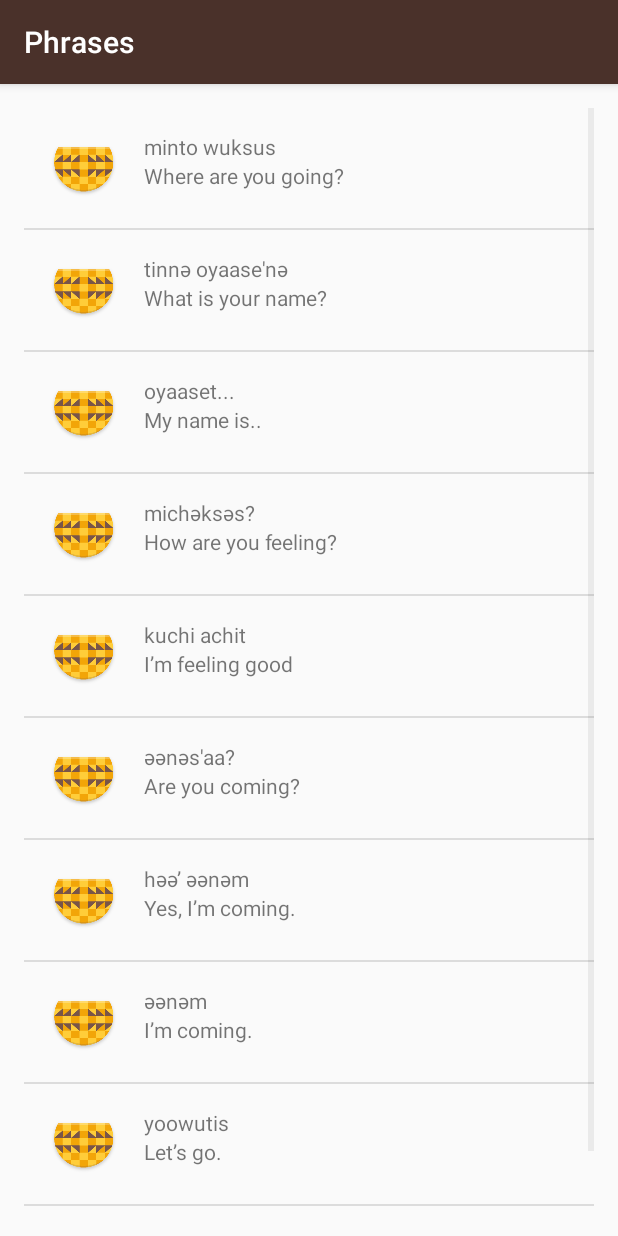
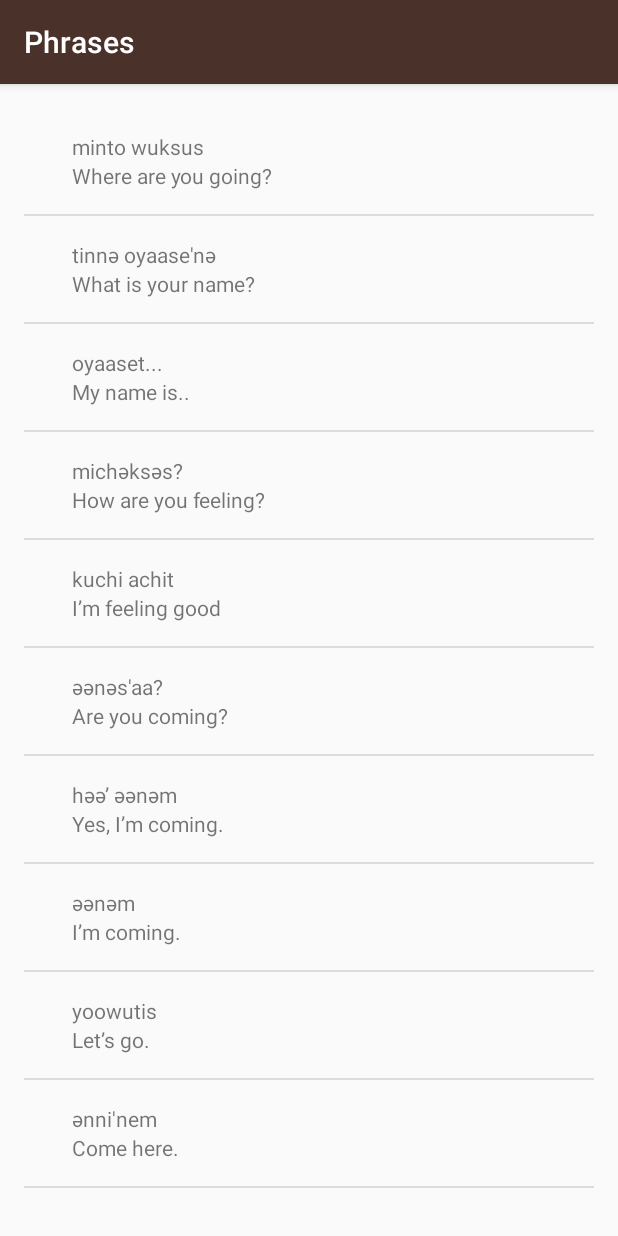
Before and after one commit to sergioko737/Miwok, an Android app: the PhrasesActivity screen opened directly, with no data from a screen before it, on a phone screen of 412 x 824 dp. Run offline under Robolectric (Android 15) with nearby library versions, the phone set to English and light mode, and no system bars.

Commit message:
Add ImageView to WordAdapter

```diff
--- a/app/src/main/java/com/example/android/miwok/WordAdapter.java
+++ b/app/src/main/java/com/example/android/miwok/WordAdapter.java
@@ -5,6 +5,7 @@
 import android.view.View;
 import android.view.ViewGroup;
 import android.widget.ArrayAdapter;
+import android.widget.ImageView;
 import android.widget.TextView;
 
 import java.util.ArrayList;
@@ -29,6 +30,11 @@
         // Get the {@link words} object located at this position in the list
         Word currentWord = getItem(position);
 
+        // Find the ImageView in the list_item.xml layout with the ID image
+        ImageView imageView = (ImageView) listItemView.findViewById(R.id.image);
+        // Get the image resource ID from the current Word object and set the image to iconView
+        imageView.setImageResource(currentWord.getmImageResourceId());
+
         // Find the TextView in the list_item.xml layout with the ID miwok_text_view
         TextView miwokTextView = (TextView) listItemView.findViewById(R.id.miwok_text_view);
         // Get the miwok translation from Word object and set this text on miwoxTranslation
@@ -39,6 +45,8 @@
         // Get the default translation from Word object and set this text on defaultTranslation
         defaultTextView.setText(currentWord.getDefaultTranslation());
 
+
+
         return listItemView;
     }
 
```
Also changed, not shown: 2 other files.
